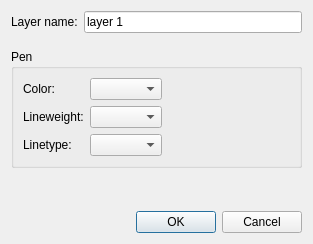
The window that scripts/Layer/LayerDialog.ui (qcad/qcad) describes before a commit, drawn with Qt 5.
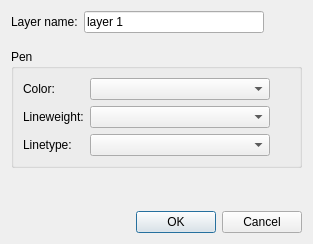
The same window after the commit. Icons and pictures are not drawn. Custom widgets are drawn as their Qt base class.

Commit message: update layer combo boxes

```diff
--- a/scripts/Layer/LayerDialog.ui
+++ b/scripts/Layer/LayerDialog.ui
@@ -32,6 +32,24 @@
      </item>
      <item row="0" column="1">
       <widget class="QLineEdit" name="LayerName">
+       <property name="sizePolicy">
+        <sizepolicy hsizetype="Fixed" vsizetype="Fixed">
+         <horstretch>0</horstretch>
+         <verstretch>0</verstretch>
+        </sizepolicy>
+       </property>
+       <property name="minimumSize">
+        <size>
+         <width>180</width>
+         <height>0</height>
+        </size>
+       </property>
+       <property name="maximumSize">
+        <size>
+         <width>180</width>
+         <height>16777215</height>
+        </size>
+       </property>
        <property name="text">
         <string notr="true">layer 1</string>
        </property>
@@ -57,6 +75,24 @@
       </item>
       <item row="0" column="1">
        <widget class="RColorCombo" name="Color">
+        <property name="sizePolicy">
+         <sizepolicy hsizetype="Fixed" vsizetype="Fixed">
+          <horstretch>0</horstretch>
+          <verstretch>0</verstretch>
+         </sizepolicy>
+        </property>
+        <property name="minimumSize">
+         <size>
+          <width>180</width>
+          <height>0</height>
+         </size>
+        </property>
+        <property name="maximumSize">
+         <size>
+          <width>180</width>
+          <height>16777215</height>
+         </size>
+        </property>
         <property name="onlyFixed" stdset="0">
          <bool>true</bool>
         </property>
@@ -74,6 +110,24 @@
       </item>
       <item row="1" column="1">
        <widget class="RLineweightCombo" name="Lineweight">
+        <property name="sizePolicy">
+         <sizepolicy hsizetype="Fixed" vsizetype="Fixed">
+          <horstretch>0</horstretch>
+          <verstretch>0</verstretch>
+         </sizepolicy>
+        </property>
+        <property name="minimumSize">
+         <size>
+          <width>180</width>
+          <height>0</height>
+         </size>
+        </property>
+        <property name="maximumSize">
+         <size>
+          <width>180</width>
+          <height>16777215</height>
+         </size>
+        </property>
         <property name="onlyFixed" stdset="0">
          <bool>true</bool>
         </property>
@@ -88,6 +142,24 @@
       </item>
       <item row="2" column="1">
        <widget class="RLinetypeCombo" name="Linetype">
+        <property name="sizePolicy">
+         <sizepolicy hsizetype="Fixed" vsizetype="Fixed">
+          <horstretch>0</horstretch>
+          <verstretch>0</verstretch>
+         </sizepolicy>
+        </property>
+        <property name="minimumSize">
+         <size>
+          <width>180</width>
+          <height>0</height>
+         </size>
+        </property>
+        <property name="maximumSize">
+         <size>
+          <width>180</width>
+          <height>16777215</height>
+         </size>
+        </property>
         <property name="onlyFixed" stdset="0">
          <bool>true</bool>
         </property>
```
The commit also changes 2 other files.
